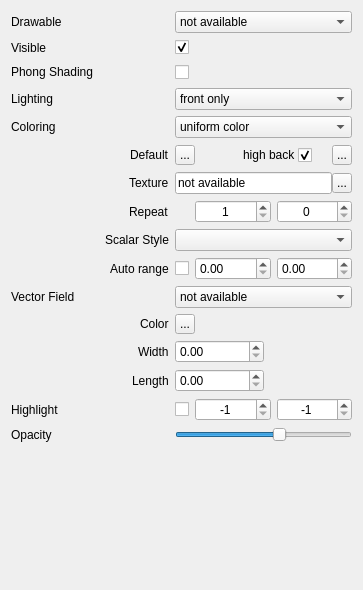
Old version of the form applications/Mapple/widgets/widget_drawable_triangles.ui in the repository LiangliangNan/Easy3D.
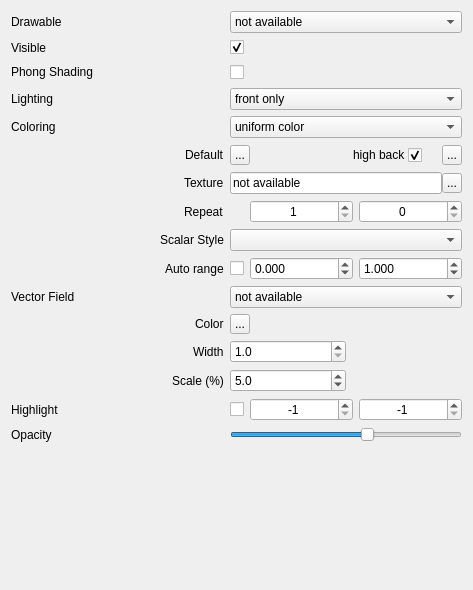
New version of the form. Icons and pictures are not drawn.

Commit message: scalar value ranges are restricted

What changed in the file:
```diff
--- a/applications/Mapple/widgets/widget_drawable_triangles.ui
+++ b/applications/Mapple/widgets/widget_drawable_triangles.ui
@@ -6,7 +6,7 @@
    <rect>
     <x>0</x>
     <y>0</y>
-    <width>363</width>
+    <width>473</width>
     <height>590</height>
    </rect>
   </property>
@@ -659,6 +659,18 @@
            <height>0</height>
           </size>
          </property>
+         <property name="decimals">
+          <number>3</number>
+         </property>
+         <property name="minimum">
+          <double>-999999999999.000000000000000</double>
+         </property>
+         <property name="maximum">
+          <double>999999999999.000000000000000</double>
+         </property>
+         <property name="value">
+          <double>0.000000000000000</double>
+         </property>
         </widget>
        </item>
        <item row="0" column="2">
@@ -675,6 +687,18 @@
            <height>0</height>
           </size>
          </property>
+         <property name="decimals">
+          <number>3</number>
+         </property>
+         <property name="minimum">
+          <double>-999999999999.000000000000000</double>
+         </property>
+         <property name="maximum">
+          <double>999999999999.000000000000000</double>
+         </property>
+         <property name="value">
+          <double>1.000000000000000</double>
+         </property>
         </widget>
        </item>
        <item row="0" column="0">
@@ -836,6 +860,18 @@
            <height>0</height>
           </size>
          </property>
+         <property name="decimals">
+          <number>1</number>
+         </property>
+         <property name="minimum">
+          <double>1.000000000000000</double>
+         </property>
+         <property name="maximum">
+          <double>20.000000000000000</double>
+         </property>
+         <property name="value">
+          <double>1.000000000000000</double>
+         </property>
         </widget>
        </item>
        <item>
@@ -874,7 +910,7 @@
        <item alignment="Qt::AlignRight">
         <widget class="QLabel" name="labelVectorFieldScale">
          <property name="text">
-          <string>Length</string>
+          <string>Scale (%)</string>
          </property>
         </widget>
        </item>
@@ -899,6 +935,18 @@
            <height>0</height>
           </size>
          </property>
+         <property name="decimals">
+          <number>1</number>
+         </property>
+         <property name="minimum">
+          <double>0.100000000000000</double>
+         </property>
+         <property name="maximum">
+          <double>50.000000000000000</double>
+         </property>
+         <property name="value">
+          <double>5.000000000000000</double>
+         </property>
         </widget>
        </item>
        <item>
```
The commit also changes 2 other files.
